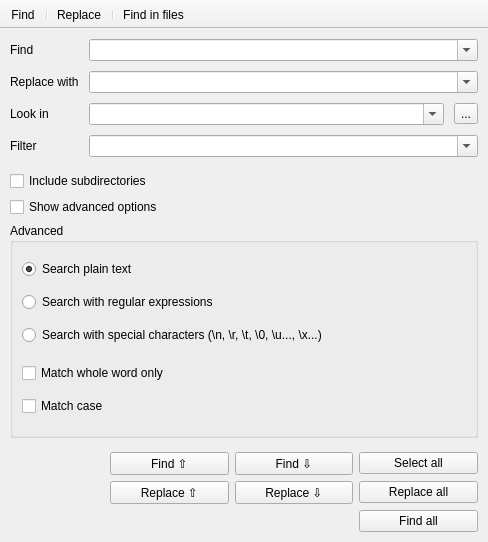
notepadqq/notepadqq, file src/ui/frmsearchreplace.ui: the form before one commit.
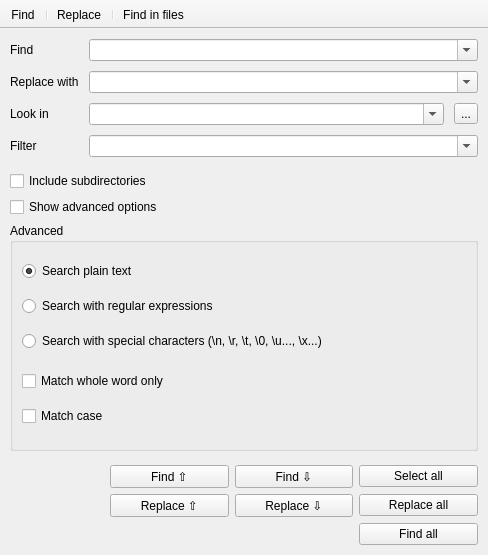
The form after the commit. Icons and pictures are not drawn.

Patch:
```diff
--- a/src/ui/frmsearchreplace.ui
+++ b/src/ui/frmsearchreplace.ui
@@ -7,7 +7,7 @@
     <x>0</x>
     <y>0</y>
     <width>488</width>
-    <height>542</height>
+    <height>555</height>
    </rect>
   </property>
   <property name="windowTitle">
@@ -289,12 +289,6 @@
         <property name="text">
          <string>Find ⇩</string>
         </property>
-        <property name="autoDefault">
-         <bool>false</bool>
-        </property>
-        <property name="default">
-         <bool>false</bool>
-        </property>
        </widget>
       </item>
       <item row="0" column="3">
@@ -302,9 +296,6 @@
         <property name="text">
          <string>Select all</string>
         </property>
-        <property name="autoDefault">
-         <bool>false</bool>
-        </property>
        </widget>
       </item>
       <item row="1" column="1">
@@ -312,9 +303,6 @@
         <property name="text">
          <string>Replace ⇧</string>
         </property>
-        <property name="autoDefault">
-         <bool>false</bool>
-        </property>
        </widget>
       </item>
       <item row="1" column="2">
@@ -322,12 +310,6 @@
         <property name="text">
          <string>Replace ⇩</string>
         </property>
-        <property name="autoDefault">
-         <bool>false</bool>
-        </property>
-        <property name="default">
-         <bool>false</bool>
-        </property>
        </widget>
       </item>
       <item row="1" column="3">
@@ -335,9 +317,6 @@
         <property name="text">
          <string>Replace all</string>
         </property>
-        <property name="autoDefault">
-         <bool>false</bool>
-        </property>
        </widget>
       </item>
       <item row="2" column="1">
@@ -359,9 +338,6 @@
         <property name="text">
          <string>Find ⇧</string>
         </property>
-        <property name="autoDefault">
-         <bool>false</bool>
-        </property>
        </widget>
       </item>
       <item row="2" column="2">
```
